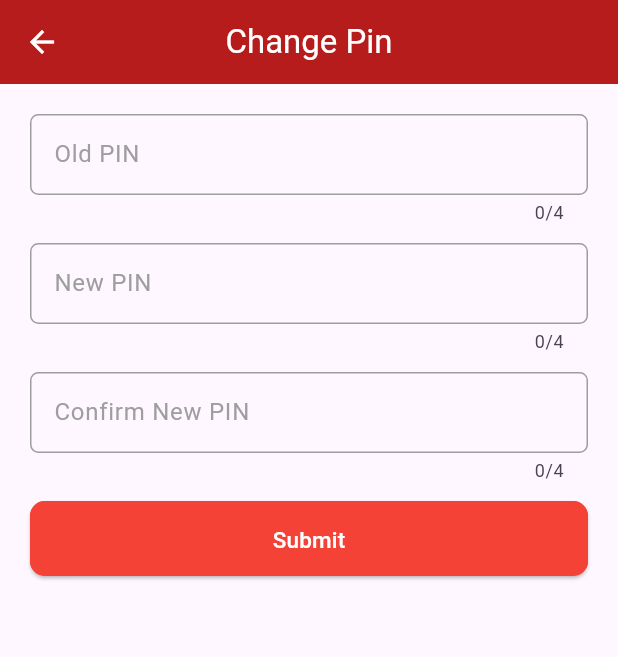
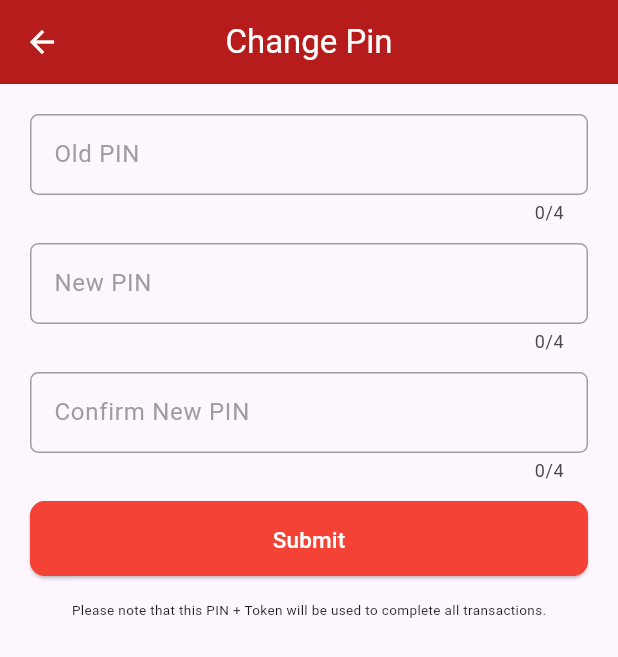
Before and after one commit to hyzic23/etoken, a Flutter app: the ChangePin screen opened directly, on a phone screen of 412 x 824 dp. Shown: the top 657 px of the screen. Run offline on Flutter 3.47's test engine with Material 2 defaults, Android fonts, the phone set to English and light mode, and no system bars; our stand-ins replace dio.

Commit message:
Added a Text with Note on Change Pin screen for customers to see

```diff
--- a/lib/screens/change_pin.dart
+++ b/lib/screens/change_pin.dart
@@ -57,6 +57,11 @@ class _ChangePinWidgetState extends State<ChangePinWidget> {
               Container(height: 70, child: confirmNewPinText()),
               const SizedBox(height: 16),
               SizedBox(height: 50, width: 400, child: buildSubmit()),
+              const SizedBox(height: 16),
+              const Text(
+                'Please note that this PIN + Token will be used to complete all transactions.',
+                style: TextStyle(fontSize: 9, fontStyle: FontStyle.normal),
+              )
             ],
           ),
         ),
```
Also changed, not shown: lib/screens/generate_otp.dart (+6 -3 lines).
